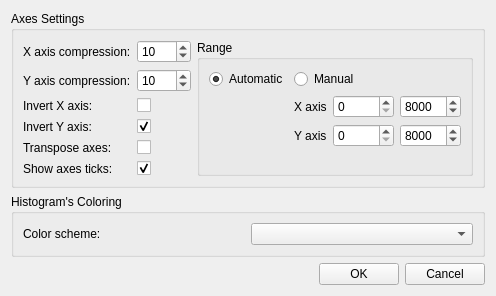
JYU-IBA/potku, file ui_files/ui_tofe_graph_settings.ui: the form before one commit.
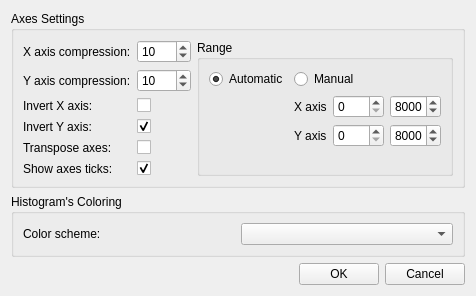
The form after the commit.

Commit message: Set mimimum width for manual zoom x- and y-fields.

```diff
--- a/ui_files/ui_tofe_graph_settings.ui
+++ b/ui_files/ui_tofe_graph_settings.ui
@@ -6,8 +6,8 @@
    <rect>
     <x>0</x>
     <y>0</y>
-    <width>429</width>
-    <height>279</height>
+    <width>452</width>
+    <height>292</height>
    </rect>
   </property>
   <property name="focusPolicy">
@@ -184,6 +184,12 @@
            </item>
            <item>
             <widget class="QSpinBox" name="spin_range_x_min">
+             <property name="minimumSize">
+              <size>
+               <width>51</width>
+               <height>0</height>
+              </size>
+             </property>
              <property name="maximum">
               <number>16000</number>
              </property>
@@ -194,6 +200,12 @@
            </item>
            <item>
             <widget class="QSpinBox" name="spin_range_x_max">
+             <property name="minimumSize">
+              <size>
+               <width>51</width>
+               <height>0</height>
+              </size>
+             </property>
              <property name="minimum">
               <number>1</number>
              </property>
@@ -221,6 +233,12 @@
            </item>
            <item>
             <widget class="QSpinBox" name="spin_range_y_min">
+             <property name="minimumSize">
+              <size>
+               <width>51</width>
+               <height>0</height>
+              </size>
+             </property>
              <property name="maximum">
               <number>16000</number>
              </property>
@@ -231,6 +249,12 @@
            </item>
            <item>
             <widget class="QSpinBox" name="spin_range_y_max">
+             <property name="minimumSize">
+              <size>
+               <width>51</width>
+               <height>0</height>
+              </size>
+             </property>
              <property name="minimum">
               <number>1</number>
              </property>
```
